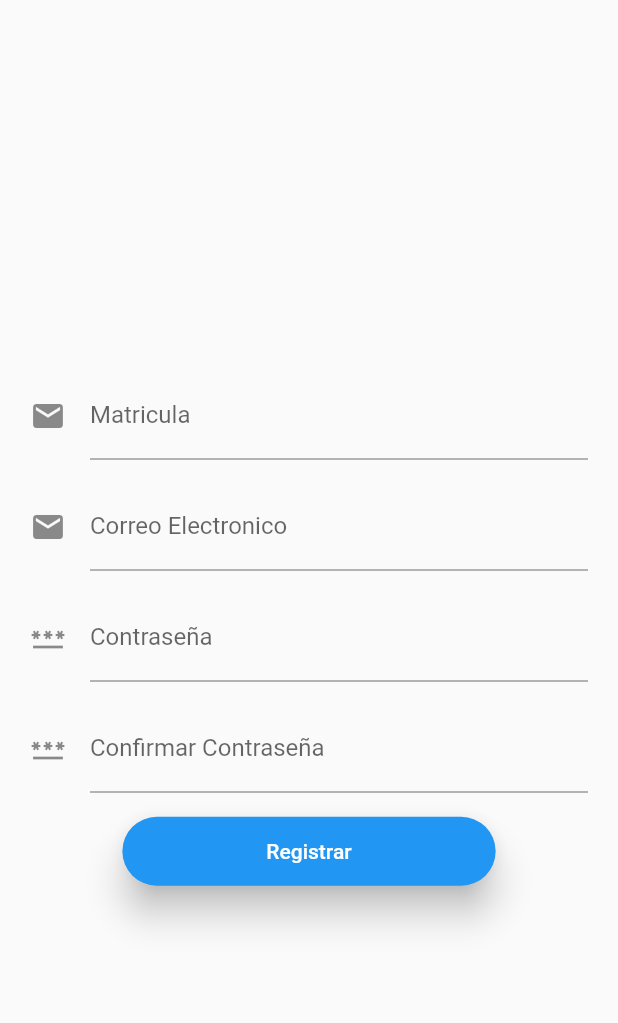
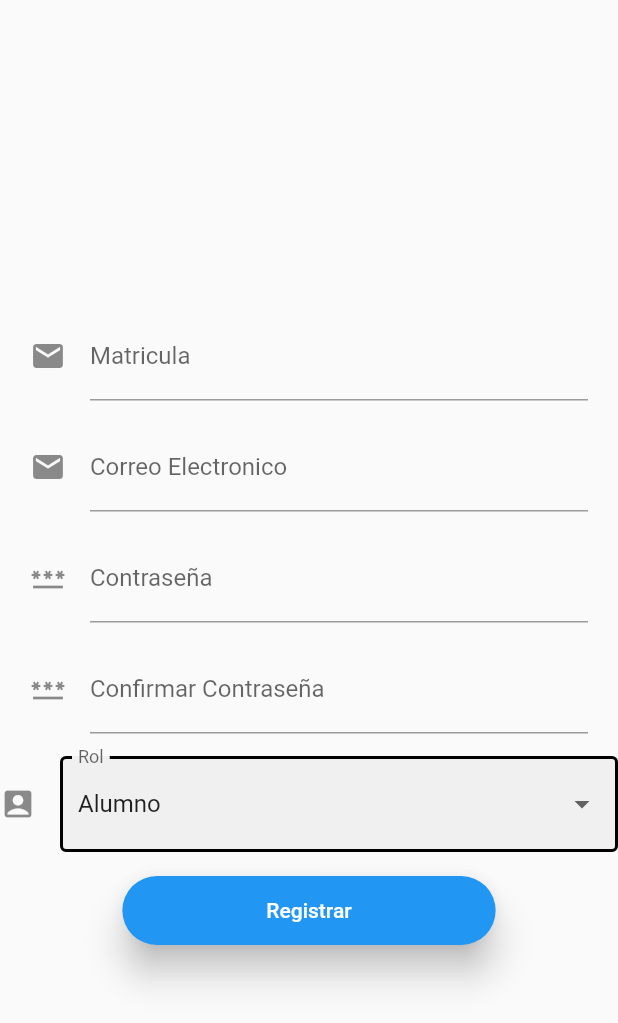
Before and after one commit to MezcaalNG/eduscanfront, a Flutter app: the RegistrarUsuarioPage screen opened directly with empty values, after a tap on "Registrar", on a phone screen of 412 x 824 dp. Shown: the top 1023 px of the screen. Run offline on Flutter 3.47's test engine with Material 2 defaults, Android fonts, the phone set to English and light mode, and no system bars; missing offline and left inert: scan; network calls fail.

Commit message:
Se agrega registro de usuarios y se corrigen chunches

```diff
--- a/lib/api/api_service.dart
+++ b/lib/api/api_service.dart
@@ -1,13 +1,13 @@
 import 'dart:convert';
 import 'dart:developer';
-
-import 'package:eduscan/api/models/loginResponseModel.dart';
+import 'package:eduscan/api/models/login_response_model.dart';
 import 'package:http/http.dart' as http;
-
 import 'constants.dart';
+import 'models/registrar_usuario_response_model.dart';
 
 
 class ApiService {
+
   Future<LoginResponse?> postLogin(String email, String pswd) async {
     try {
       var url = Uri.parse(ApiConstants.baseUrl + ApiConstants.loginEndPoint);
@@ -21,11 +21,37 @@ class ApiService {
           })
       );
       if (response.statusCode == 200) {
-        LoginResponse _loginResponse = loginResponseFromJson(response.body);
-        return _loginResponse;
+        LoginResponse loginResponse = loginResponseFromJson(response.body);
+        return loginResponse;
       }
     } catch (e) {
       log(e.toString());
     }
+    return null;
   }
+
+  Future<RegistrarUsuarioResponse?> postRegistrar(String matricula, String email, String pswd, String rol) async {
+    try {
+      var url = Uri.parse(ApiConstants.baseUrl + ApiConstants.registrarUsuarioEndPoint);
+      var response = await http.post(url,
+          headers: <String, String>{
+            'Content-Type': 'application/json; charset=UTF-8',
+          },
+          body: jsonEncode(<String, String>{
+            'matricula': matricula,
+            'email': email,
+            'pswd': pswd,
+            'acceso': rol,
+          })
+      );
+      if (response.statusCode == 200) {
+        RegistrarUsuarioResponse registrarResponse = registrarUsuarioResponseFromJson(response.body);
+        return registrarResponse;
+      }
+    } catch (e) {
+      log(e.toString());
+    }
+    return null;
+  }
+
 }
--- a/lib/api/constants.dart
+++ b/lib/api/constants.dart
@@ -2,4 +2,5 @@ class ApiConstants {
   static String baseUrl = 'http://74.208.25.75:2812';
   //static String baseUrl = 'http://localhost:2812';
   static String loginEndPoint = '/login';
+  static String registrarUsuarioEndPoint = '/addUser';
 }
--- /dev/null
+++ b/lib/api/models/registrar_usuario_response_model.dart
@@ -0,0 +1,30 @@
+import 'dart:convert';
+
+RegistrarUsuarioResponse registrarUsuarioResponseFromJson(String str) => RegistrarUsuarioResponse.fromJson(json.decode(str));
+String registrarUsuarioResponseToJson(RegistrarUsuarioResponse data) => json.encode(data.toJson());
+
+class RegistrarUsuarioResponse {
+  RegistrarUsuarioResponse({
+    required this.returnCode,
+    required this.sqlCode,
+    required this.sqlMessage,
+  });
+
+  int returnCode;
+  String sqlCode;
+  String sqlMessage;
+
+  factory RegistrarUsuarioResponse.fromJson(Map<String, dynamic> json) =>
+      RegistrarUsuarioResponse(
+        returnCode: json["returnCode"],
+        sqlCode: json["sqlCode"],
+        sqlMessage: json["sqlMessage"],
+      );
+
+  Map<String, dynamic> toJson() =>
+      {
+        "returnCode": returnCode,
+        "sqlCode": sqlCode,
+        "sqlMessage": sqlMessage,
+      };
+}
--- a/lib/pages/login_page.dart
+++ b/lib/pages/login_page.dart
@@ -1,6 +1,6 @@
 import 'package:flutter/material.dart';
 import '../api/api_service.dart';
-import '../api/models/loginResponseModel.dart';
+import '../api/models/login_response_model.dart';
 import 'main_menu_page.dart';
 
 class LoginPage extends StatefulWidget {
@@ -111,7 +111,7 @@ class _LoginPageState extends State<LoginPage> {
 
   void _doLogin(String email, String pswd) async {
     LoginResponse loginResponse = (await ApiService().postLogin(email, pswd))!;
-    Future.delayed(const Duration(seconds: 1)).then((value) => setState(() {}));
+    //Future.delayed(const Duration(seconds: 1)).then((value) => setState(() {}));
     if (loginResponse.mensaje == "NOK") {
       _showDialogUnkownUser();
     } else {
--- a/lib/pages/main_menu_page.dart
+++ b/lib/pages/main_menu_page.dart
@@ -48,7 +48,7 @@ class _MainMenuPageState extends State<MainMenuPage> {
     return StreamBuilder(
         builder: (BuildContext context, AsyncSnapshot snapshot) {
       return ElevatedButton(
-          onPressed: () => onPressAction,
+          onPressed: () => onPressAction(),
           style: ElevatedButton.styleFrom(
               shape: RoundedRectangleBorder(
                 borderRadius: BorderRadius.circular(25),
--- a/lib/pages/registrar_usuario_page.dart
+++ b/lib/pages/registrar_usuario_page.dart
@@ -1,5 +1,8 @@
-import 'package:flutter/cupertino.dart';
+import 'package:eduscan/api/models/registrar_usuario_response_model.dart';
 import 'package:flutter/material.dart';
+
+import '../api/api_service.dart';
+import 'main_menu_page.dart';
 
 class RegistrarUsuarioPage extends StatefulWidget {
   static String id = 'registrar_usuario_page';
@@ -14,6 +17,8 @@ class _RegistrarUsuarioPageState extends State<RegistrarUsuarioPage> {
   final emailController = TextEditingController();
   final pswdController = TextEditingController();
   final pswdConfController = TextEditingController();
+  int holderDrop=0;
+  static const List<String> roles = <String>['Alumno', 'Guardia', 'Docente', 'Administrativo'];
   @override
   Widget build(BuildContext context) {
     return SafeArea(
@@ -38,6 +43,10 @@ class _RegistrarUsuarioPageState extends State<RegistrarUsuarioPage> {
                 height: 15.0,
               ),
               _passwordField("Contraseña","Confirmar Contraseña",pswdConfController),
+              const SizedBox(
+                height: 15.0,
+              ),
+              _dropDownRol(),
               const SizedBox(
                 height: 15.0,
               ),
@@ -74,7 +83,7 @@ class _RegistrarUsuarioPageState extends State<RegistrarUsuarioPage> {
       builder: (BuildContext context, AsyncSnapshot snapshot) {
         return Container(
           padding: const EdgeInsets.symmetric(horizontal: 20),
-          child: TextField(
+          child: TextFormField(
             keyboardType: TextInputType.text,
             obscureText: true,
             decoration:  InputDecoration(
@@ -83,6 +92,7 @@ class _RegistrarUsuarioPageState extends State<RegistrarUsuarioPage> {
               labelText: label,
             ),
             controller: controller,
+
             onChanged: (value) {},
           ),
         );
@@ -95,7 +105,7 @@ class _RegistrarUsuarioPageState extends State<RegistrarUsuarioPage> {
         builder: (BuildContext context, AsyncSnapshot snapshot) {
           return ElevatedButton(
               onPressed: () {
-
+                _doRegistrar();
               },
               style: ElevatedButton.styleFrom(
                   shape: RoundedRectangleBorder(
@@ -108,4 +118,117 @@ class _RegistrarUsuarioPageState extends State<RegistrarUsuarioPage> {
                   child: const Text('Registrar')));
         });
   }
+
+  Widget _dropDownRol(){
+    String dropdownValue = roles.first;
+    return StreamBuilder(
+        builder: (BuildContext context, AsyncSnapshot snapshot){
+          return DropdownButtonFormField(
+            decoration: const InputDecoration(
+              icon: Icon(Icons.account_box),
+              enabledBorder: OutlineInputBorder( //<-- SEE HERE
+                borderSide: BorderSide(color: Colors.black, width: 2),
+              ),
+              focusedBorder: OutlineInputBorder( //<-- SEE HERE
+                borderSide: BorderSide(color: Colors.black, width: 2),
+              ),
+              filled: true,
+              labelText: 'Rol',
+              //fillColor: Colors.greenAccent,
+            ),
+            dropdownColor: Colors.grey,
+            value: dropdownValue,
+            onChanged: (String? newValue) {
+              setState(() {
+                dropdownValue = newValue!;
+                holderDrop=roles.indexOf(newValue);
+              });
+            },
+            items: roles.map<DropdownMenuItem<String>>((String value) {
+              return DropdownMenuItem<String>(
+                value: value,
+                child: Text(value),
+              );
+            }).toList(),
+          );
+        });
+  }
+
+  void _doRegistrar() async {
+    String matricula=matriculaController.text;
+    String email=emailController.text;
+    String pswd=pswdController.text;
+    String pswdConf=pswdConfController.text;
+    String rol=holderDrop.toString();
+    RegistrarUsuarioResponse registrarUsuarioResponse = (await ApiService().postRegistrar(matricula,email,pswd,rol))!;
+    //Future.delayed(const Duration(seconds: 1)).then((value) => setState(() {}));
+    if (registrarUsuarioResponse.returnCode != 1&&
+        registrarUsuarioResponse.sqlMessage.isNotEmpty) {
+      _showDialogUnsuccesfull();
+    } else {
+      _showDialogSuccesfull();
+    }
+  }
+
+  Future<void> _showDialogSuccesfull() async {
+    return showDialog<void>(
+      context: context,
+      barrierDismissible: false, // user must tap button!
+      builder: (BuildContext context) {
+        return AlertDialog(
+          title: const Text('Exito'),
+          content: SingleChildScrollView(
+            child: ListBody(
+              children: const <Widget>[
+                Text('Usuario registrado correctamente'),
+              ],
+            ),
+          ),
+          actions: <Widget>[
+            TextButton(
+              child: const Text('Aceptar'),
+              onPressed: () {
+                Navigator.of(context).pop();
+                Navigator.pushAndRemoveUntil(
+                    context,
+                    MaterialPageRoute(
+                      builder: (context) => MainMenuPage(
+                          matricula: widget.matricula, acceso: widget.acceso),
+                    ),
+                        (e) => false);
+              },
+            ),
+          ],
+        );
+      },
+    );
+  }
+
+  Future<void> _showDialogUnsuccesfull() async {
+    return showDialog<void>(
+      context: context,
+      barrierDismissible: false, // user must tap button!
+      builder: (BuildContext context) {
+        return AlertDialog(
+          title: const Text('Error'),
+          content: SingleChildScrollView(
+            child: ListBody(
+              children: const <Widget>[
+                Text('Error al registrar usuario'),
+                Text('Favor de intentarlo mas tarde'),
+              ],
+            ),
+          ),
+          actions: <Widget>[
+            TextButton(
+              child: const Text('Aceptar'),
+              onPressed: () {
+                Navigator.of(context).pop();
+              },
+            ),
+          ],
+        );
+      },
+    );
+  }
 }
```
Also changed, not shown: lib/api/models/login_response_model.dart (renamed from lib/api/models/loginResponseModel.dart).
